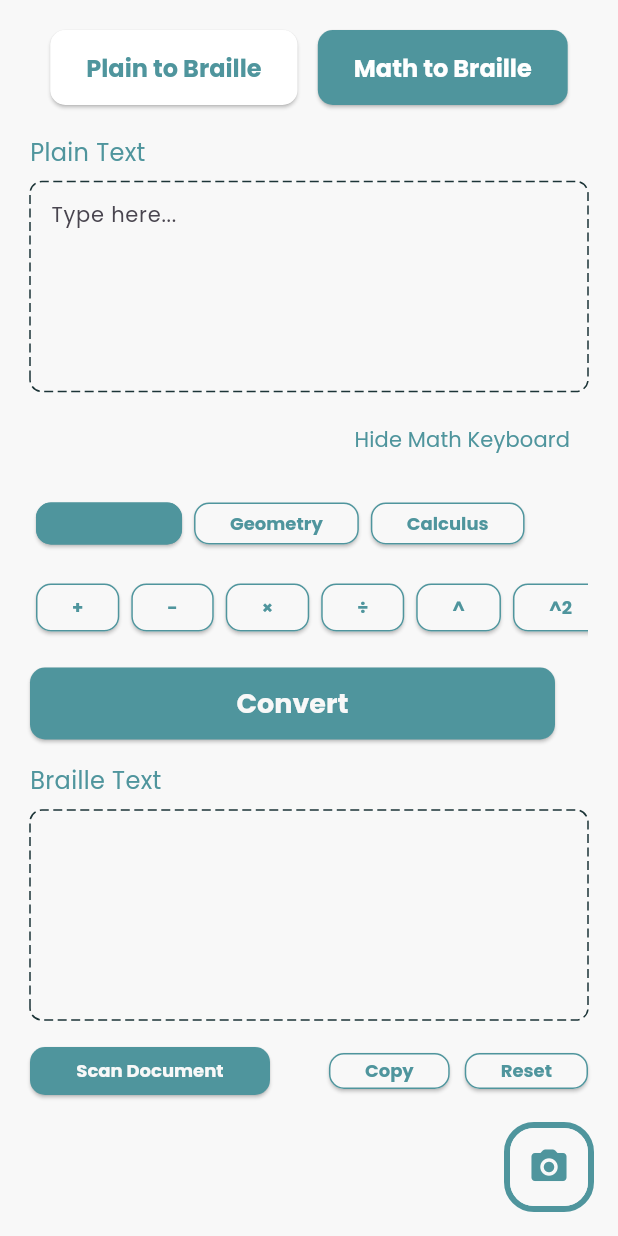
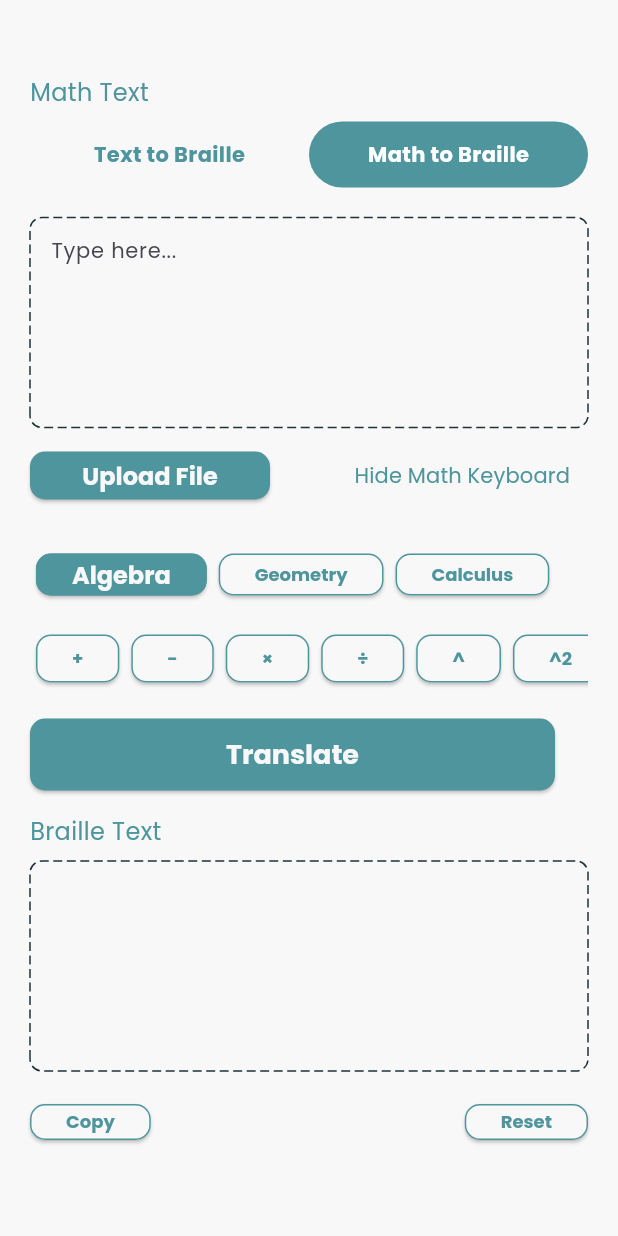
Before and after one commit to AhmadNaufal2525/braille-app, a Flutter app: the screen it shows after launch, after a tap on "Math to Braille", after a tap on "Show Math Keyboard", on a phone screen of 412 x 824 dp. Run offline on Flutter 3.47's test engine with Material 3 defaults, Android fonts, the phone set to English and light mode, and no system bars; drawn by our look-alikes of dotted_border; our stand-ins replace camera, dots_indicator, file_picker, flutter_svg, permission_handler, shared_preferences; missing offline and left inert: google_mlkit_text_recognition, syncfusion_flutter_pdf; statements that could not run were skipped.

Commit message:
update ui home, math to braille and text plain

```diff
--- a/lib/ui/screen/home/home_screen.dart
+++ b/lib/ui/screen/home/home_screen.dart
@@ -1,5 +1,6 @@
 import 'package:braille_app/ui/screen/home/math_to_braille.dart';
 import 'package:braille_app/ui/screen/home/text_plain_to_braille.dart';
+import 'package:braille_app/ui/shared/label.dart';
 import 'package:braille_app/utils/config/theme/app_colors.dart';
 import 'package:flutter/material.dart';
 
@@ -17,57 +18,81 @@ class _HomeScreenState extends State<HomeScreen> {
   @override
   Widget build(BuildContext context) {
     return Scaffold(
-      body: SafeArea(
+      backgroundColor: AppColors.bgColor,
+      body: SingleChildScrollView(
         child: Padding(
           padding: const EdgeInsets.symmetric(vertical: 20, horizontal: 20),
           child: Column(
-            crossAxisAlignment: CrossAxisAlignment.stretch,
+            crossAxisAlignment: CrossAxisAlignment.start,
             children: [
+              SizedBox(height: 30),
+              isPlainToBraille
+                  ? Label(text: 'Plain Text')
+                  : Label(text: 'Math Text'),
               Row(
-                mainAxisAlignment: MainAxisAlignment.spaceEvenly,
                 children: [
-                  ElevatedButton(
-                    onPressed: () {
+                  Expanded(
+                    child: GestureDetector(
+                      onTap: () {
                         setState(() {
                           isPlainToBraille = true;
                         });
                       },
-                    style: ElevatedButton.styleFrom(
-                      foregroundColor:
+                      child: AnimatedContainer(
+                        duration: const Duration(milliseconds: 300),
+                        padding: const EdgeInsets.symmetric(vertical: 12),
+                        decoration: BoxDecoration(
+                          color:
+                              isPlainToBraille
+                                  ? AppColors.primaryColor
+                                  : Colors.transparent,
+                          borderRadius: BorderRadius.circular(30),
+                        ),
+                        child: Center(
+                          child: Text(
+                            'Text to Braille',
+                            style: TextStyle(
+                              color:
                                   isPlainToBraille
                                       ? Colors.white
                                       : AppColors.primaryColor,
-                      minimumSize: const Size(150, 50),
-                      backgroundColor:
-                          isPlainToBraille
-                              ? AppColors.primaryColor
-                              : Colors.white,
-                    ),
-                    child: const Text(
-                      'Plain to Braille',
-                      style: TextStyle(fontSize: 16),
+                              fontWeight: FontWeight.w600,
                             ),
                           ),
-                  ElevatedButton(
-                    onPressed: () {
+                        ),
+                      ),
+                    ),
+                  ),
+                  Expanded(
+                    child: GestureDetector(
+                      onTap: () {
                         setState(() {
                           isPlainToBraille = false;
                         });
                       },
-                    style: ElevatedButton.styleFrom(
-                      foregroundColor:
+                      child: AnimatedContainer(
+                        duration: const Duration(milliseconds: 300),
+                        padding: const EdgeInsets.symmetric(vertical: 12),
+                        decoration: BoxDecoration(
+                          color:
+                              !isPlainToBraille
+                                  ? AppColors.primaryColor
+                                  : Colors.transparent,
+                          borderRadius: BorderRadius.circular(30),
+                        ),
+                        child: Center(
+                          child: Text(
+                            'Math to Braille',
+                            style: TextStyle(
+                              color:
                                   !isPlainToBraille
                                       ? Colors.white
                                       : AppColors.primaryColor,
-                      minimumSize: const Size(150, 50),
-                      backgroundColor:
-                          !isPlainToBraille
-                              ? AppColors.primaryColor
-                              : Colors.white,
+                              fontWeight: FontWeight.w600,
                             ),
-                    child: const Text(
-                      'Math to Braille',
-                      style: TextStyle(fontSize: 16),
+                          ),
+                        ),
+                      ),
                     ),
                   ),
                 ],
@@ -83,31 +108,6 @@ class _HomeScreenState extends State<HomeScreen> {
           ),
         ),
       ),
-      floatingActionButton: Container(
-        width: 60,
-        height: 60,
-        decoration: BoxDecoration(
-          border: Border.all(color: AppColors.primaryColor, width: 4.0),
-          borderRadius: BorderRadius.circular(20),
-        ),
-        child: FloatingActionButton(
-          onPressed: () async {
-            final result = await Navigator.pushNamed(context, '/text-scanner');
-            if (result != null && result is String) {
-              setState(() {
-                scannedTextFromScanner = result;
-              });
-            }
-          },
-          backgroundColor: AppColors.whiteColor,
-          elevation: 0,
-          child: Icon(
-            Icons.camera_alt_rounded,
-            color: AppColors.primaryColor,
-            size: 28,
-          ),
-        ),
-      ),
     );
   }
 }
--- a/lib/ui/screen/home/math_to_braille.dart
+++ b/lib/ui/screen/home/math_to_braille.dart
@@ -32,13 +32,24 @@ class _MathToBrailleState extends State<MathToBraille> {
     return Column(
       crossAxisAlignment: CrossAxisAlignment.start,
       children: [
-        Label(text: 'Plain Text'),
         DashedTextFormField(
           hintText: 'Type here...',
           controller: mathTextController,
         ),
         const SizedBox(height: 8),
-
+        Row(
+          mainAxisAlignment: MainAxisAlignment.spaceBetween,
+          children: [
+            BasicButton(
+              text: 'Upload File',
+              textStyle: TextStyle(
+                fontWeight: FontWeight.bold,
+                color: AppColors.whiteColor,
+              ),
+              onPress: () {
+                Navigator.pushNamed(context, '/document');
+              },
+            ),
             Align(
               alignment: Alignment.centerRight,
               child: TextButton(
@@ -48,11 +59,16 @@ class _MathToBrailleState extends State<MathToBraille> {
                   });
                 },
                 child: Text(
-              _showMathKeyboard ? 'Hide Math Keyboard' : 'Show Math Keyboard',
+                  _showMathKeyboard
+                      ? 'Hide Math Keyboard'
+                      : 'Show Math Keyboard',
                   style: AppTextStyle.mediumGreen,
                 ),
               ),
             ),
+          ],
+        ),
+        SizedBox(height: 10),
 
         if (_showMathKeyboard) ...[
           const SizedBox(height: 8),
@@ -68,7 +84,10 @@ class _MathToBrailleState extends State<MathToBraille> {
                         text: group,
                         height: 28,
                         width: 90,
-                        textStyle: AppTextStyle.smallGreenBold,
+                        textStyle:
+                            isSelected
+                                ? TextStyle(color: AppColors.whiteColor)
+                                : AppTextStyle.smallGreenBold,
                         backgroundColor:
                             isSelected
                                 ? AppColors.primaryColor
@@ -99,9 +118,8 @@ class _MathToBrailleState extends State<MathToBraille> {
           ),
           const SizedBox(height: 16),
         ],
-
         BasicButton(
-          text: 'Convert',
+          text: 'Translate',
           onPress: () {
             final input = mathTextController.text;
             final output = latinToBraille(input);
@@ -113,22 +131,10 @@ class _MathToBrailleState extends State<MathToBraille> {
         ),
         const SizedBox(height: 16),
         Label(text: 'Braille Text'),
-        DashedTextFormField(controller: brailleTextController),
+        DashedTextFormField(controller: brailleTextController, readOnly: true),
         const SizedBox(height: 10),
         Row(
           mainAxisAlignment: MainAxisAlignment.spaceBetween,
-          children: [
-            Row(
-              children: [
-                BasicButton(
-                  text: 'Scan Document',
-                  onPress: () {
-                    Navigator.pushNamed(context, '/document');
-                  },
-                ),
-              ],
-            ),
-            Row(
           children: [
             BasicButton(
               text: 'Copy',
@@ -143,7 +149,6 @@ class _MathToBrailleState extends State<MathToBraille> {
                 );
               },
             ),
-                const SizedBox(width: 10),
             BasicButton(
               text: 'Reset',
               backgroundColor: AppColors.whiteColor,
@@ -155,8 +160,6 @@ class _MathToBrailleState extends State<MathToBraille> {
                 brailleTextController.clear();
                 mathTextController.clear();
               },
-                ),
-              ],
             ),
           ],
         ),
--- a/lib/ui/screen/home/text_plain_to_braille.dart
+++ b/lib/ui/screen/home/text_plain_to_braille.dart
@@ -47,12 +47,22 @@ class _TextPlainToBrailleState extends State<TextPlainToBraille> {
     return Column(
       crossAxisAlignment: CrossAxisAlignment.start,
       children: [
-        Label(text: 'Plain Text'),
         DashedTextFormField(
           hintText: 'Type here...',
           controller: plainTextController,
         ),
-        const SizedBox(height: 16),
+        const SizedBox(height: 8),
+        BasicButton(
+          text: 'Upload File',
+          textStyle: TextStyle(
+            fontWeight: FontWeight.bold,
+            color: AppColors.whiteColor,
+          ),
+          onPress: () {
+            Navigator.pushNamed(context, '/document');
+          },
+        ),
+        const SizedBox(height: 10),
         BasicButton(
           text: 'Translate',
           onPress: () {
@@ -66,22 +76,10 @@ class _TextPlainToBrailleState extends State<TextPlainToBraille> {
         ),
         const SizedBox(height: 16),
         Label(text: 'Braille Text'),
-        DashedTextFormField(hintText: '', controller: brailleTextController),
+        DashedTextFormField(controller: brailleTextController, readOnly: true),
         const SizedBox(height: 10),
         Row(
           mainAxisAlignment: MainAxisAlignment.spaceBetween,
-          children: [
-            Row(
-              children: [
-                BasicButton(
-                  text: 'Scan Document',
-                  onPress: () {
-                    Navigator.pushNamed(context, '/document');
-                  },
-                ),
-              ],
-            ),
-            Row(
           children: [
             BasicButton(
               text: 'Copy',
@@ -96,7 +94,6 @@ class _TextPlainToBrailleState extends State<TextPlainToBraille> {
                 );
               },
             ),
-                const SizedBox(width: 10),
             BasicButton(
               text: 'Reset',
               backgroundColor: AppColors.whiteColor,
@@ -112,8 +109,6 @@ class _TextPlainToBrailleState extends State<TextPlainToBraille> {
           ],
         ),
       ],
-        ),
-      ],
     );
   }
 }
```
Lines whose indentation alone changed are shown as unchanged.
